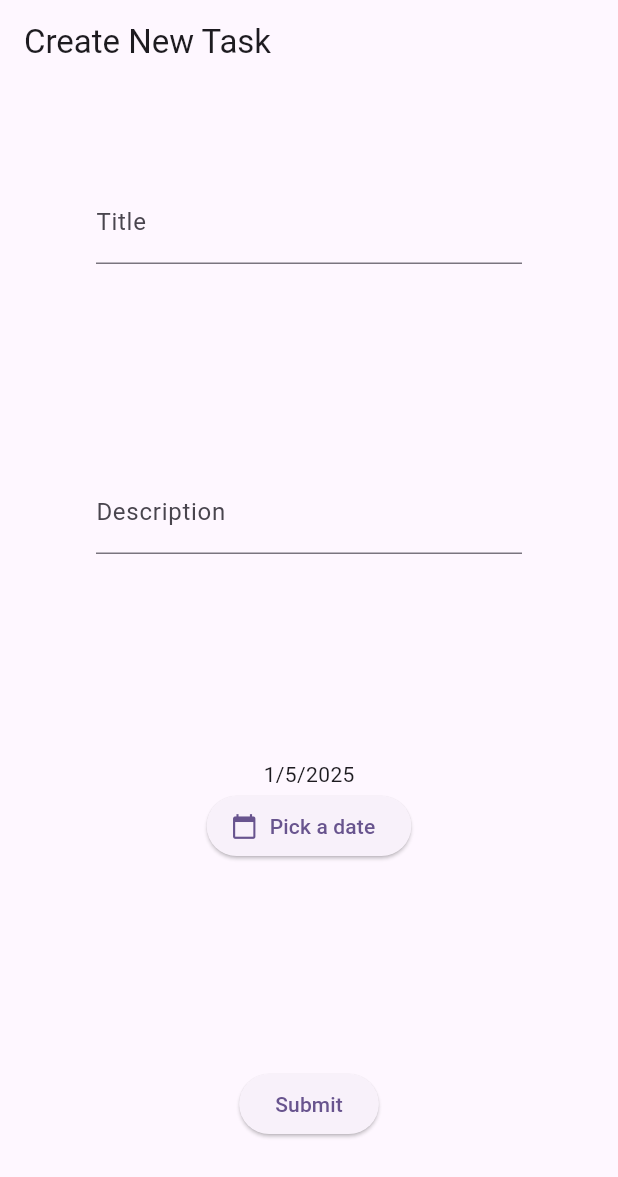
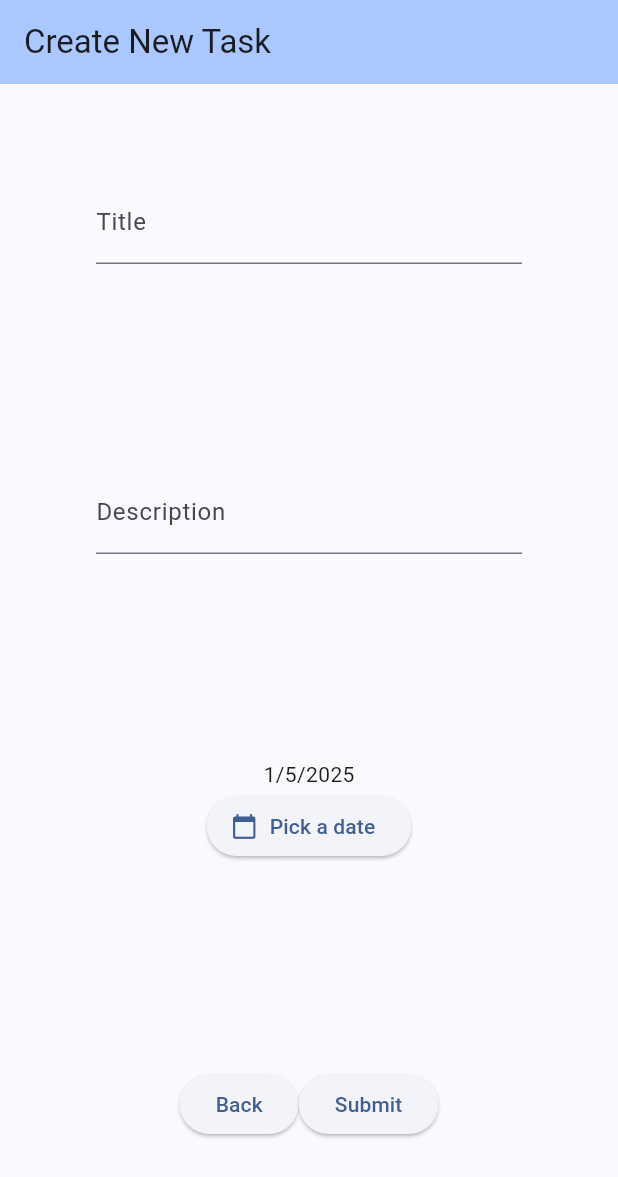
Before and after one commit to jasdox/TaskApp, a Flutter app: the screen it shows after launch, after a tap on the "add" icon, on a phone screen of 412 x 824 dp. Shown: the top 1177 px of the screen. Run offline on Flutter 3.47's test engine with Material 3 defaults, Android fonts, the phone set to English and light mode, and no system bars.

Commit message:
Added back button to add task page

```diff
--- a/lib/create_item_page.dart
+++ b/lib/create_item_page.dart
@@ -22,7 +22,7 @@ class _CreateItemPageState extends State<CreateItemPage> {
 
 
     return Scaffold(
-      appBar: AppBar(title: Text('Create New Task')),
+      appBar: AppBar(title: Text('Create New Task'), backgroundColor: Theme.of(context).colorScheme.inversePrimary,),
       body: Padding(
         padding: const EdgeInsets.all(64),
         child: Form(
@@ -70,6 +70,15 @@ class _CreateItemPageState extends State<CreateItemPage> {
                 ),
               ],
             ),
+            Row(
+              mainAxisAlignment: MainAxisAlignment.center,
+              children: [
+                ElevatedButton(
+                  onPressed: () {
+                      pageSelector.changePage(0);
+                  },
+                  child: Text('Back'),
+                ),
                 ElevatedButton(
                   onPressed: () {
                     if (_formKey.currentState!.validate()) {
@@ -82,6 +91,9 @@ class _CreateItemPageState extends State<CreateItemPage> {
                   },
                   child: Text('Submit'),
                 ),
+
+              ],
+            ),
           ],
         ),
           ),
--- a/lib/main.dart
+++ b/lib/main.dart
@@ -22,7 +22,7 @@ class MyApp extends StatelessWidget {
       child: MaterialApp(
         title: 'Flutter Demo',
         theme: ThemeData(
-          colorScheme: ColorScheme.fromSeed(seedColor: Colors.deepPurple),
+          colorScheme: ColorScheme.fromSeed(seedColor: const Color.fromRGBO(59, 115, 199, 1)),
         ),
         home: HomePage(),
       ),
```
Lines whose indentation alone changed are shown as unchanged.
